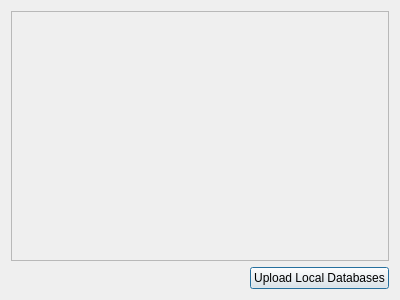
Qt form src/user_interface/English_manageDatabase.ui (eppenney/eBook-Perpetual-Access-Rights-Tracker) before a commit.
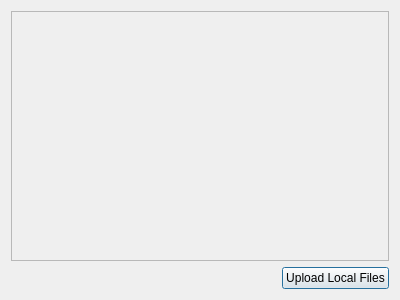
The same form after that commit.

Commit message: - Fixed french translations - Changed wording to upload local files in manage pop-up

The edit to the form file:
```diff
--- a/src/user_interface/English_manageDatabase.ui
+++ b/src/user_interface/English_manageDatabase.ui
@@ -50,7 +50,7 @@
      <item>
       <widget class="QPushButton" name="uploadButton">
        <property name="text">
-        <string>Upload Local Databases</string>
+        <string>Upload Local Files</string>
        </property>
       </widget>
      </item>
```
The commit also changes 1 other file.
